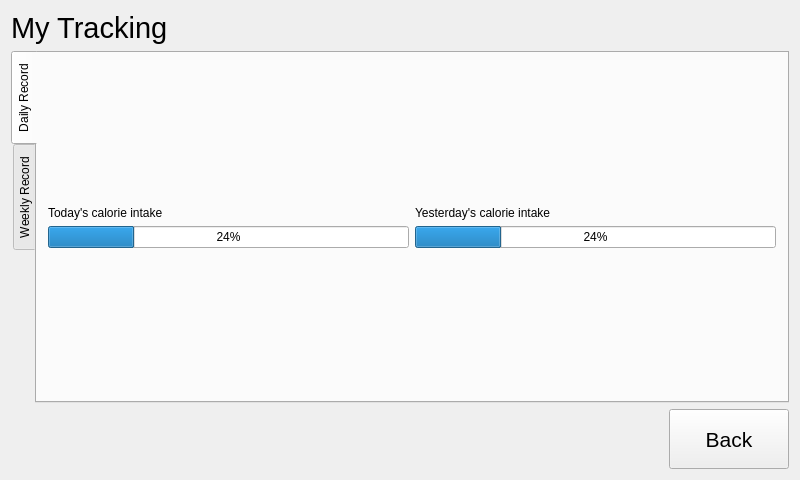
Qt form v3/qt/trackingMenu/trackingmenu.ui (twschung/IoT-Smart-Scale) before a commit.
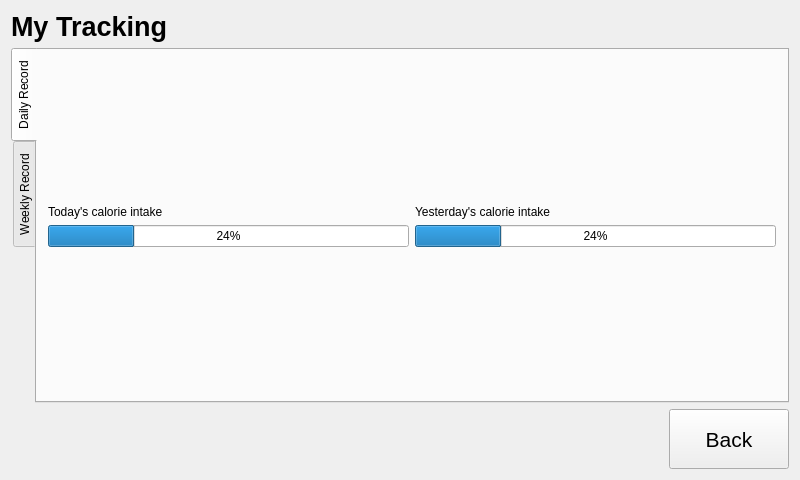
The same form after that commit. The open tabs and pages were chosen to show the change.

The edit to the form file:
```diff
--- a/v3/qt/trackingMenu/trackingmenu.ui
+++ b/v3/qt/trackingMenu/trackingmenu.ui
@@ -56,7 +56,10 @@
     <widget class="QLabel" name="lbl_title">
      <property name="font">
       <font>
-       <pointsize>22</pointsize>
+       <family>Arial</family>
+       <pointsize>20</pointsize>
+       <weight>75</weight>
+       <bold>true</bold>
       </font>
      </property>
      <property name="text">
@@ -113,6 +116,11 @@
          </item>
          <item row="0" column="0">
           <widget class="QLabel" name="lbl_today">
+           <property name="font">
+            <font>
+             <family>Arial</family>
+            </font>
+           </property>
            <property name="text">
             <string>Today's calorie intake</string>
            </property>
@@ -120,6 +128,11 @@
          </item>
          <item row="0" column="1">
           <widget class="QLabel" name="lbl_yesterday">
+           <property name="font">
+            <font>
+             <family>Arial</family>
+            </font>
+           </property>
            <property name="text">
             <string>Yesterday's calorie intake</string>
            </property>
```
Left out of the diff: 4 changed lines with no effect on the pictures.
